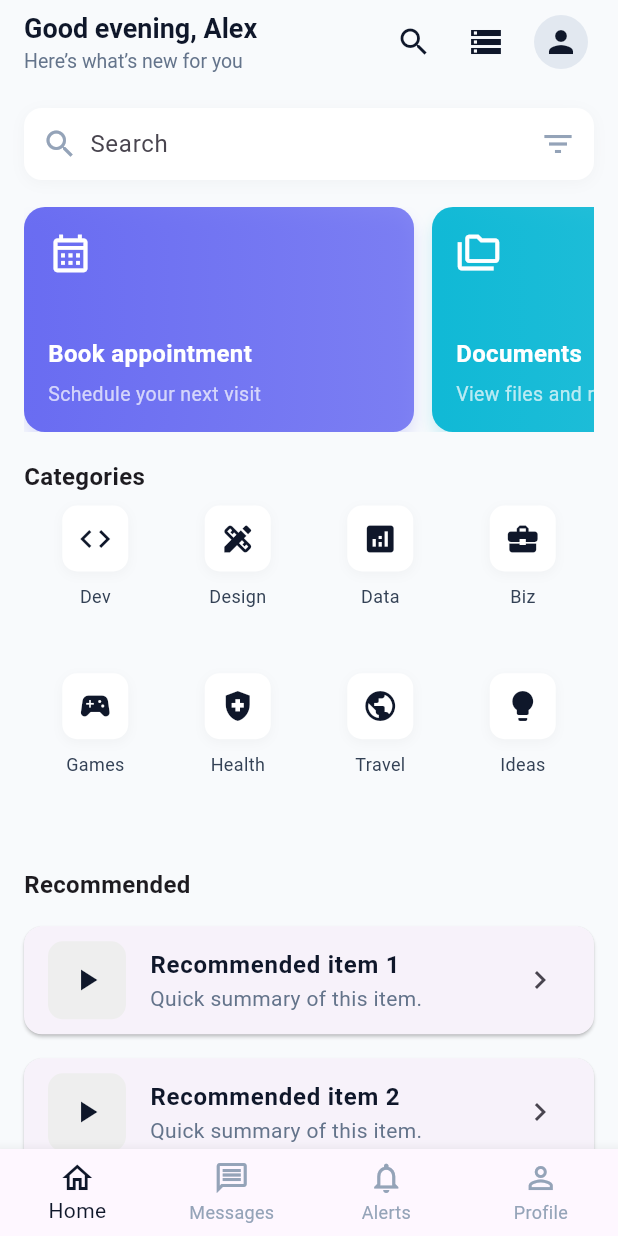
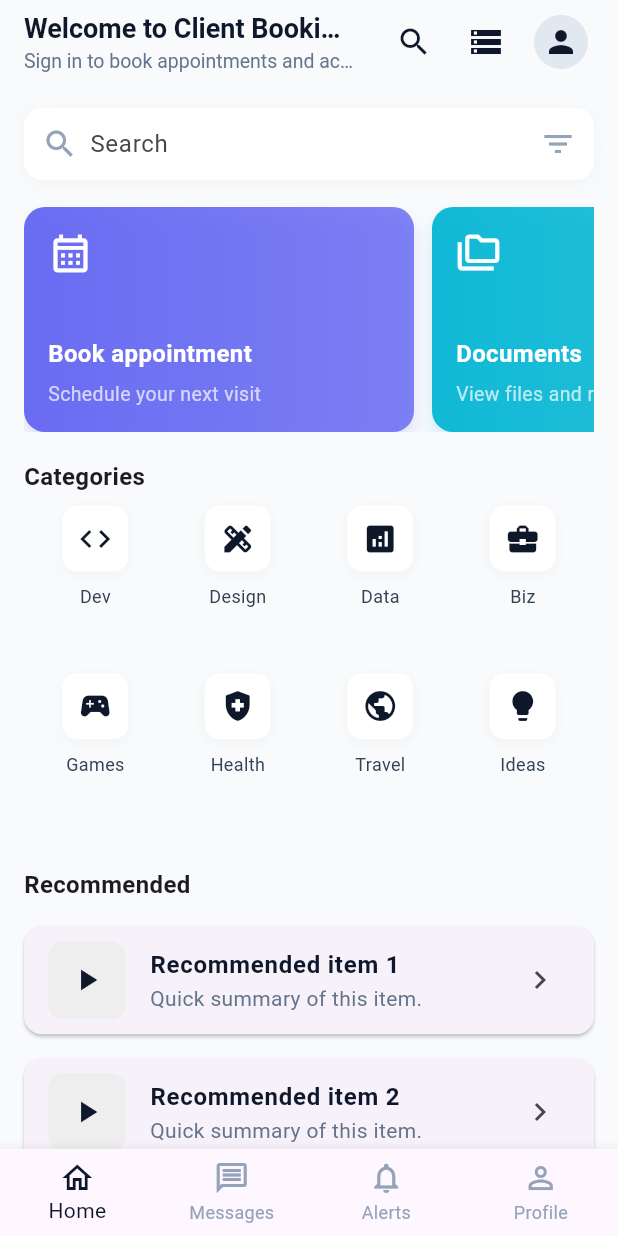
Before and after one commit to ELISHALAW/Andriod_App, a Flutter app: the screen it shows after launch, on a phone screen of 412 x 824 dp. Run offline on Flutter 3.47's test engine with Material 3 defaults, Android fonts, the phone set to English and light mode, and no system bars; our stand-ins replace shared_preferences.

Commit message:
Law20260707 Applying changes on the main.dart from Good evening Alex to Welcome to client management app

```diff
--- a/lib/main.dart
+++ b/lib/main.dart
@@ -20,15 +20,15 @@ class MyApp extends StatelessWidget {
   Widget build(BuildContext context) {
     return MaterialApp(
       debugShowCheckedModeBanner: false,
-      title: 'Blank App',
+      title: 'Client Booking App',
       theme: ThemeData(
         useMaterial3: true,
         brightness: Brightness.light,
         scaffoldBackgroundColor: const Color(0xFFF8FAFC),
       ),
-      initialRoute: '/', // Important
+      initialRoute: '/',
       routes: {
-        '/': (context) => const HomeScreen(), // Important
+        '/': (context) => const HomeScreen(),
         '/login': (context) => const LoginScreen(),
         '/register': (context) => const RegisterScreen(),
         '/database-test': (context) => const DatabaseTestScreen(),
@@ -354,7 +354,9 @@ class _HomeScreenState extends State<HomeScreen> {
           crossAxisAlignment: CrossAxisAlignment.start,
           children: [
             Text(
-              '$_malaysiaGreeting, $_userName',
+              _isUserLoggedIn
+                  ? '$_malaysiaGreeting, $_userName'
+                  : 'Welcome to Client Booking App',
               style: TextStyle(
                 fontSize: 18,
                 fontWeight: FontWeight.w600,
@@ -363,7 +365,9 @@ class _HomeScreenState extends State<HomeScreen> {
             ),
             SizedBox(height: 2),
             Text(
-              'Here’s what’s new for you',
+              _isUserLoggedIn
+                  ? 'Here\'s what\'s new for you'
+                  : 'Sign in to book appointments and access your documents',
               style: TextStyle(fontSize: 13, color: Color(0xFF64748B)),
             ),
           ],
@@ -458,7 +462,8 @@ class _HomeScreenState extends State<HomeScreen> {
                           subtitle: 'View files and records',
                           color: const Color(0xFF06B6D4),
                           icon: Icons.folder_copy_outlined,
-                          onTap: () => Navigator.pushNamed(context, '/documents'),
+                          onTap: () =>
+                              Navigator.pushNamed(context, '/documents'),
                         ),
                         const SizedBox(width: 12),
                         _buildPromoCard(
```
